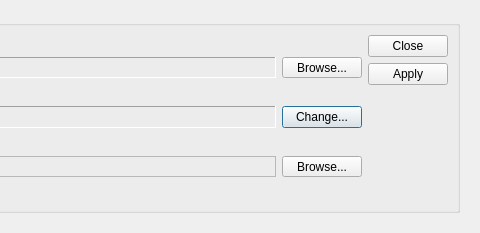
Before: the Qt Designer form src/modules/anonymize/anonimyzebatchdialog.ui in lbellonda/qxmledit, drawn with Qt 5; both pictures show x 316 to 796 and y 0 to 233 of the 796 by 233 pixel window.
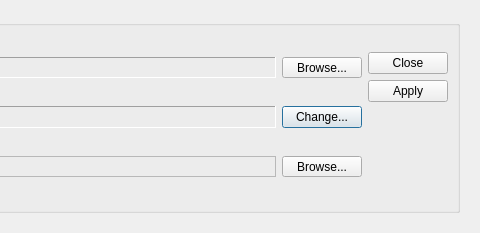
After: the same form once the commit is applied. Icons and pictures are not drawn.

```diff
--- a/src/modules/anonymize/anonimyzebatchdialog.ui
+++ b/src/modules/anonymize/anonimyzebatchdialog.ui
@@ -213,6 +213,9 @@
               <property name="standardButtons">
                <set>QDialogButtonBox::Apply|QDialogButtonBox::Close</set>
               </property>
+              <property name="centerButtons">
+               <bool>true</bool>
+              </property>
              </widget>
             </item>
             <item>
```
Left out of the diff: 1 changed line with no effect on the pictures.
